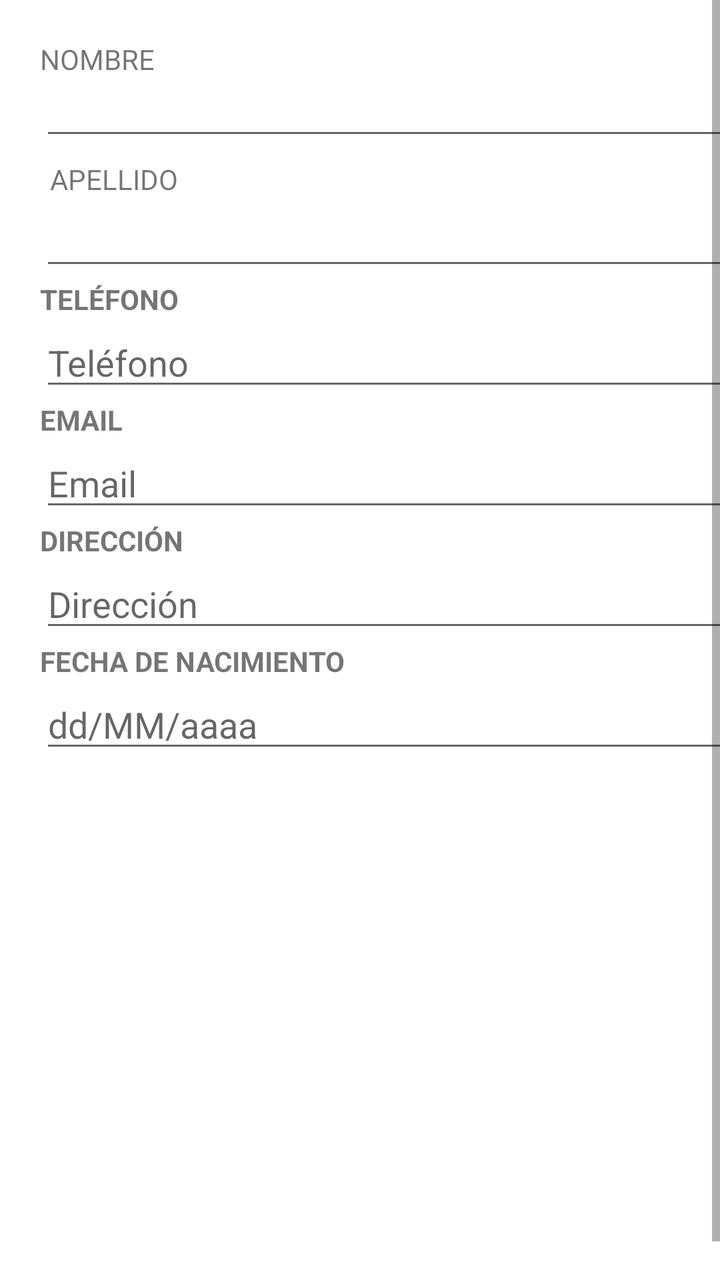
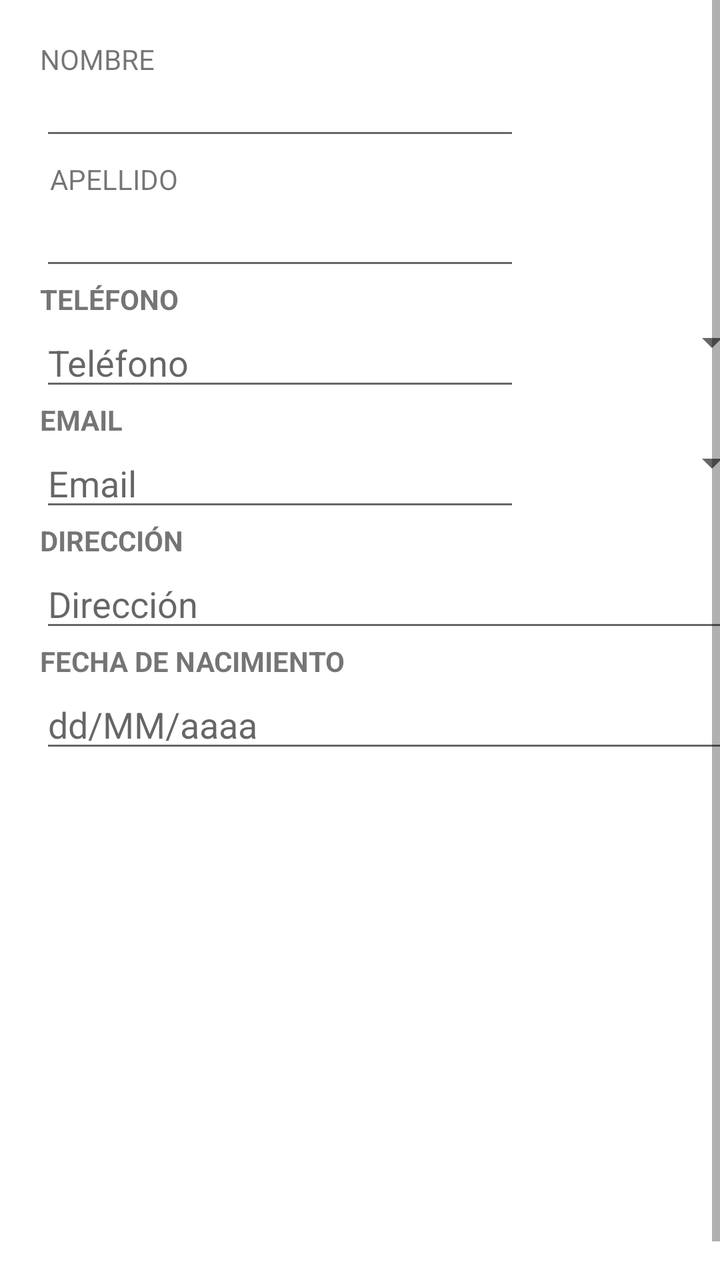

An Android layout rendered at two revisions. The XML below is the earlier revision; the diff shows what the commit changed to produce the second picture.
<!-- AndroidManifest.xml: application theme Theme.MaterialComponents.DayNight.DarkActionBar -->
<!-- res/layout/activity_agregar_contacto.xml -->
<?xml version="1.0" encoding="utf-8"?>
<ScrollView xmlns:android="http://schemas.android.com/apk/res/android"
    xmlns:app="http://schemas.android.com/apk/res-auto"
    xmlns:tools="http://schemas.android.com/tools"
    android:id="@+id/main"
    android:layout_width="match_parent"
    android:layout_height="match_parent"
    android:fillViewport="true"
    tools:context=".AgregarContacto">

    <TableLayout
        android:layout_width="match_parent"
        android:layout_height="wrap_content"
        android:layout_margin="20dp"
        android:stretchColumns="0">

        <TableRow
            android:layout_width="match_parent"
            android:layout_height="match_parent">

            <TextView
                android:layout_width="wrap_content"
                android:layout_height="wrap_content"
                android:text="NOMBRE" />

        </TableRow>

        <TableRow
            android:layout_width="match_parent"
            android:layout_height="match_parent">

            <EditText
                android:id="@+id/editTextNombre"
                android:layout_width="match_parent"
                android:layout_height="wrap_content"
                android:ems="10"
                android:inputType="textPersonName|textCapWords"
                android:maxLength="40"
                android:textSize="14sp" />
        </TableRow>

        <TableRow
            android:layout_width="match_parent"
            android:layout_height="match_parent"
            android:layout_margin="5dp">

            <TextView
                android:layout_width="wrap_content"
                android:layout_height="wrap_content"
                android:text="APELLIDO" />

        </TableRow>

        <TableRow
            android:layout_width="match_parent"
            android:layout_height="match_parent">

            <EditText
                android:id="@+id/editTextApellido"
                android:layout_width="match_parent"
                android:layout_height="wrap_content"
                android:ems="10"
                android:inputType="textPersonName|textCapWords"
                android:maxLength="40"
                android:textSize="14sp" />
        </TableRow>

        <TableRow>

            <TextView
                android:layout_width="wrap_content"
                android:layout_height="wrap_content"
                android:text="TELÉFONO"
                android:textStyle="bold" />
        </TableRow>

        <TableRow>

            <EditText
                android:id="@+id/editTextTelefono"
                android:layout_width="0dp"
                android:layout_height="wrap_content"
                android:layout_weight="1"
                android:hint="Teléfono"
                android:inputType="phone" />

        </TableRow>

        <TableRow>

            <TextView
                android:layout_width="wrap_content"
                android:layout_height="wrap_content"
                android:text="EMAIL"
                android:textStyle="bold" />
        </TableRow>

        <TableRow>

            <EditText
                android:id="@+id/editTextEmail"
                android:layout_width="0dp"
                android:layout_height="wrap_content"
                android:layout_weight="1"
                android:hint="Email"
                android:inputType="textEmailAddress" />

        </TableRow>

        <TableRow>

            <TextView
                android:layout_width="wrap_content"
                android:layout_height="wrap_content"
                android:text="DIRECCIÓN"
                android:textStyle="bold" />
        </TableRow>

        <TableRow>

            <EditText
                android:id="@+id/editTextDireccion"
                android:layout_width="0dp"
                android:layout_height="wrap_content"
                android:layout_weight="1"
                android:hint="Dirección"
                android:inputType="textPostalAddress" />
        </TableRow>

        <TableRow>

            <TextView
                android:layout_width="wrap_content"
                android:layout_height="wrap_content"
                android:text="FECHA DE NACIMIENTO"
                android:textStyle="bold" />
        </TableRow>

        <TableRow>

            <EditText
                android:id="@+id/editTextFechaNacimiento"
                android:layout_width="0dp"
                android:layout_height="wrap_content"
                android:layout_weight="1"
                android:hint="dd/MM/aaaa"
                android:inputType="date" />
        </TableRow>

    </TableLayout>
</ScrollView>
<!-- resources referenced by this layout -->
<resources>

</resources>

<!-- the commit's change to res/layout/activity_agregar_contacto.xml (unified diff, before → after) -->
@@ -14,6 +14,7 @@
         android:layout_margin="20dp"
         android:stretchColumns="0">
 
+
         <TableRow
             android:layout_width="match_parent"
             android:layout_height="match_parent">
@@ -22,7 +23,6 @@
                 android:layout_width="wrap_content"
                 android:layout_height="wrap_content"
                 android:text="NOMBRE" />
-
         </TableRow>
 
         <TableRow
@@ -75,17 +75,21 @@
         </TableRow>
 
         <TableRow>
-
-            <EditText
-                android:id="@+id/editTextTelefono"
-                android:layout_width="0dp"
-                android:layout_height="wrap_content"
-                android:layout_weight="1"
-                android:hint="Teléfono"
-                android:inputType="phone" />
+        <EditText
+            android:id="@+id/editTextTelefono"
+            android:layout_width="0dp"
+            android:layout_height="wrap_content"
+            android:layout_weight="1"
+            android:hint="Teléfono"
+            android:inputType="phone" />
+        <Spinner
+            android:id="@+id/spinnerTelefono"
+            android:layout_width="wrap_content"
+            android:layout_height="wrap_content"
+            android:minWidth="120dp"
+            android:contentDescription="@string/desc_tipo_telefono" />
 
         </TableRow>
-
         <TableRow>
 
             <TextView
@@ -95,17 +99,23 @@
                 android:textStyle="bold" />
         </TableRow>
 
-        <TableRow>
 
-            <EditText
-                android:id="@+id/editTextEmail"
-                android:layout_width="0dp"
-                android:layout_height="wrap_content"
-                android:layout_weight="1"
-                android:hint="Email"
-                android:inputType="textEmailAddress" />
+    <TableRow>
+        <EditText
+            android:id="@+id/editTextEmail"
+            android:layout_width="0dp"
+            android:layout_height="wrap_content"
+            android:layout_weight="1"
+            android:hint="Email"
+            android:inputType="textEmailAddress" />
+        <Spinner
+            android:id="@+id/spinnerEmail"
+            android:layout_width="wrap_content"
+            android:layout_height="wrap_content"
+            android:minWidth="120dp"
+            android:contentDescription="@string/desc_tipo_email" />
 
-        </TableRow>
+    </TableRow>
 
         <TableRow>
 
@@ -148,4 +158,4 @@
         </TableRow>
 
     </TableLayout>
-</ScrollView>
+    </ScrollView>
<!-- resource entries referenced after the edit -->
@@ -1,5 +1,6 @@
 <!-- resources referenced by this layout -->
 <resources>
-
+  <string name="desc_tipo_email">Tipo de email</string>
+  <string name="desc_tipo_telefono">Tipo de teléfono</string>
 </resources>
 
